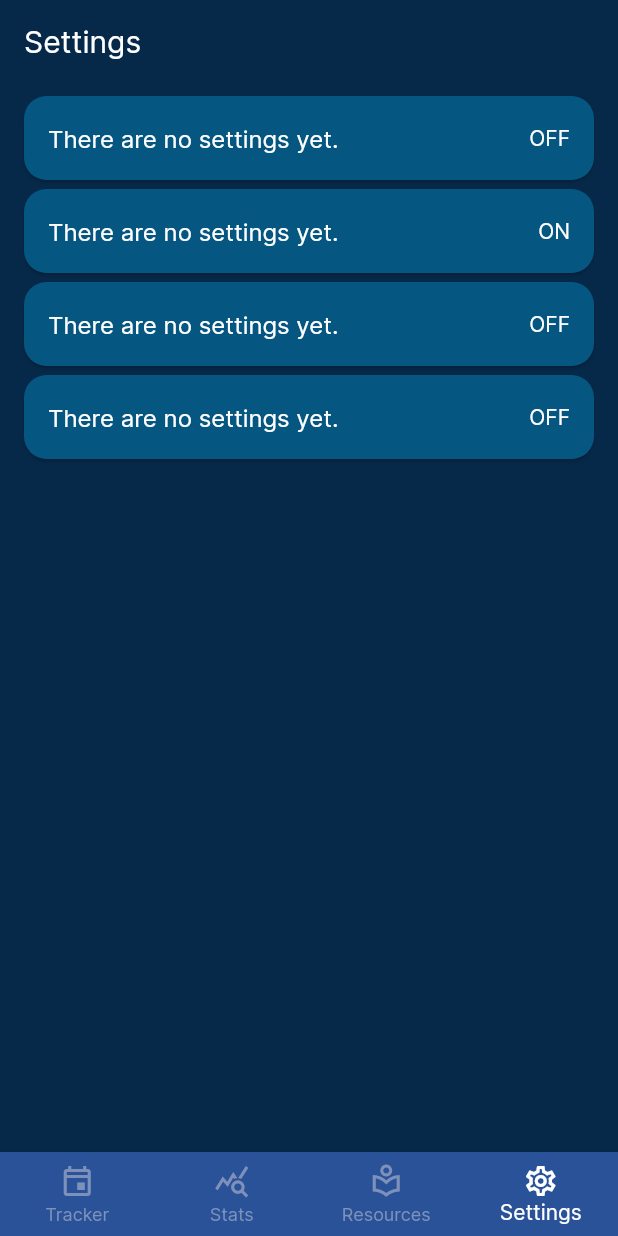
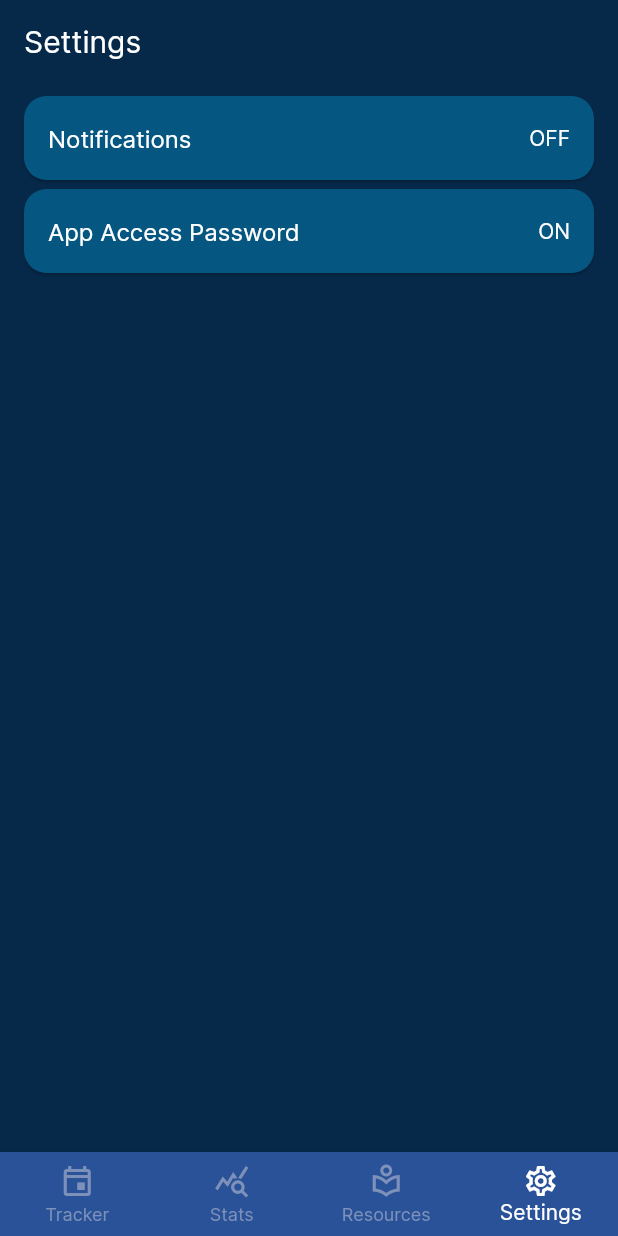
Before and after one commit to matt0681/Addiction-Recovery-App, a Flutter app: the screen it shows after launch, item 4 of the bottom bar chosen, on a phone screen of 412 x 824 dp. Run offline on Flutter 3.47's test engine with Material 2 defaults, Android fonts, the phone set to English and light mode, and no system bars; our stand-ins replace flutter_native_splash, table_calendar.

Commit message:
Updating the settings page.

```diff
--- a/lib/screens/settings_page.dart
+++ b/lib/screens/settings_page.dart
@@ -30,7 +30,7 @@ class SettingsPage extends StatelessWidget {
 
             child: ListTile(
               title: Text(
-                'There are no settings yet.',
+                'Notifications',
                 style: TextStyle(color: Colors.white)
               ),
               dense: false,
@@ -48,7 +48,7 @@ class SettingsPage extends StatelessWidget {
 
             child: ListTile(
               title: Text(
-                  'There are no settings yet.',
+                  'App Access Password',
                   style: TextStyle(color: Colors.white)
               ),
               dense: false,
@@ -59,42 +59,6 @@ class SettingsPage extends StatelessWidget {
             ),
           ),
 
-          Card(
-            color: Color(0xFF055680),
-            shape: RoundedRectangleBorder(borderRadius: BorderRadius.all(Radius.circular(15.0))),
-            margin: EdgeInsets.fromLTRB(16.0, 6.0, 16.0, 0.0),
-
-            child: ListTile(
-              title: Text(
-                  'There are no settings yet.',
-                  style: TextStyle(color: Colors.white)
-              ),
-              dense: false,
-              trailing: Text(
-                'OFF',
-                style: TextStyle(color: Colors.white, fontSize: 14.0),
-              ),
-            ),
-          ),
-
-          Card(
-            color: Color(0xFF055680),
-            shape: RoundedRectangleBorder(borderRadius: BorderRadius.all(Radius.circular(15.0))),
-            margin: EdgeInsets.fromLTRB(16.0, 6.0, 16.0, 0.0),
-
-            child: ListTile(
-              title: Text(
-                  'There are no settings yet.',
-                  style: TextStyle(color: Colors.white)
-              ),
-              dense: false,
-              trailing: Text(
-                'OFF',
-                style: TextStyle(color: Colors.white, fontSize: 14.0),
-              ),
-            ),
-          ),
-
         ],
       )
     );
--- a/lib/screens/tracker_page.dart
+++ b/lib/screens/tracker_page.dart
@@ -148,13 +148,13 @@ class _TrackerPageState extends State<TrackerPage> {
     tracker_events_list.remove(day);
   }
 
-  int _countSobriety() {
-    int out = 0;
-    bool eventExists? = true;
-
-
-    return out;
-  }
+  // int _countSobriety() {
+  //   int out = 0;
+  //   bool eventExists? = true;
+  //
+  //
+  //   return out;
+  // }
 
   // When you select a day a popup card will appear asking to select that day's
   // status. You can select Success, neutral, or failure. The app will then create
@@ -295,7 +295,8 @@ class _TrackerPageState extends State<TrackerPage> {
             ),
             child: Center(
               child: Text(
-                '${_countSobriety()} Days Sober',
+                // '${_countSobriety()} Days Sober',
+                '0 Days Sober',
                 style: TextStyle(color: Colors.white),
               ),
             ),
```
